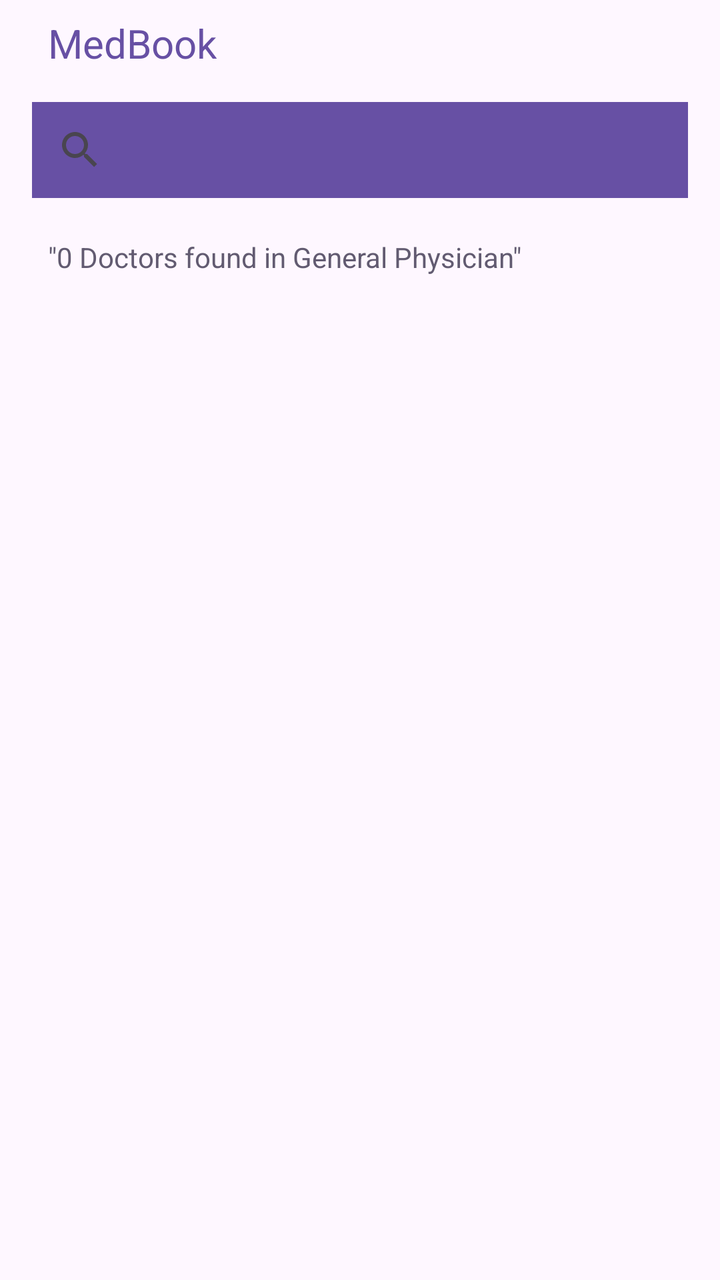
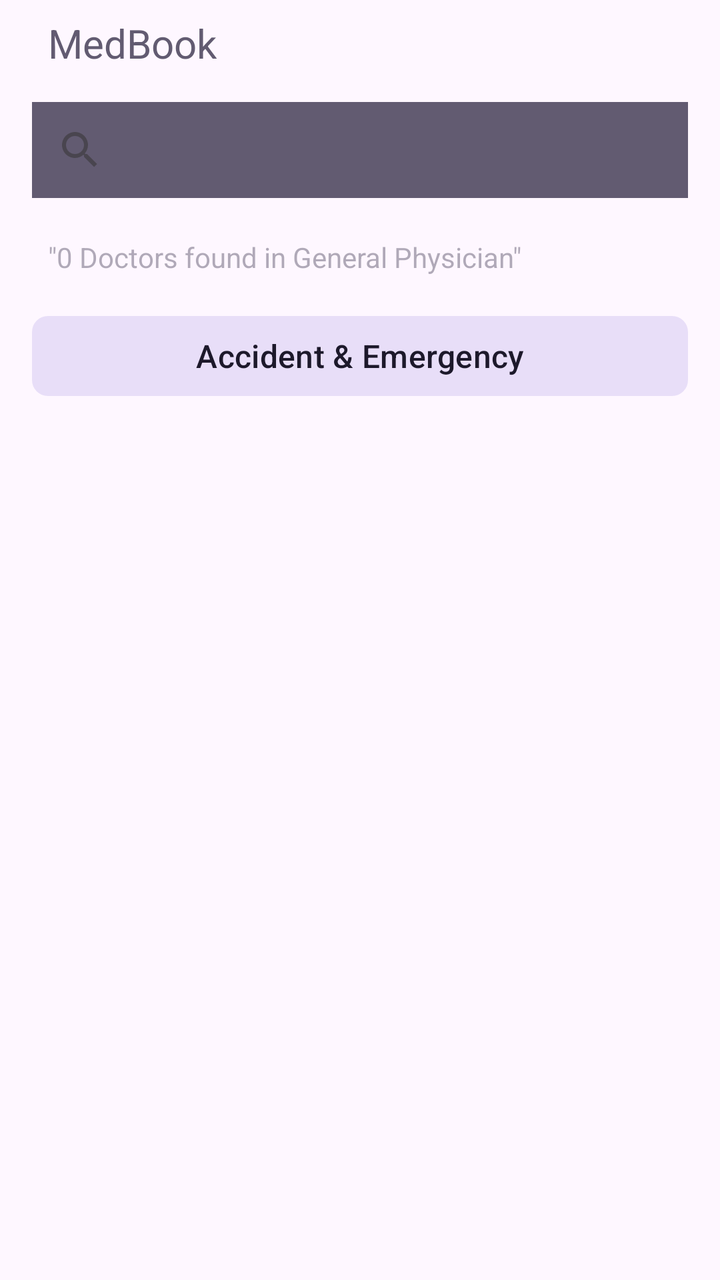

Screens rendered from an Android XML layout before and after an edit, with the pre-edit source and the edit as a unified diff.
<!-- AndroidManifest.xml: application theme AppTheme -->
<!-- res/layout/home.xml -->
<LinearLayout
	xmlns:android="http://schemas.android.com/apk/res/android"
	xmlns:app="http://schemas.android.com/apk/res-auto"
	xmlns:tools="http://schemas.android.com/tools"
	android:layout_width="match_parent"
	android:layout_height="match_parent"
	android:orientation="vertical">
	<LinearLayout
		android:id="@+id/linear_bg_home"
		android:layout_width="match_parent"
		android:layout_height="match_parent"
		android:paddingLeft="16dp"
		android:paddingRight="16dp"
		android:background="?colorSurface"
		android:orientation="vertical">
		<TextView
			android:id="@+id/medbook_logo"
			android:layout_width="wrap_content"
			android:layout_height="wrap_content"
			android:layout_marginBottom="8dp"
			android:padding="8dp"
			android:text="@string/app_name"
			android:textSize="20sp"
			android:textColor="?colorPrimary" />
		<SearchView
			android:id="@+id/search_docs"
			android:layout_width="match_parent"
			android:layout_height="wrap_content"
			android:background="?colorPrimary" />
		<TextView
			android:id="@+id/search_result_subtitle"
			android:layout_width="wrap_content"
			android:layout_height="wrap_content"
			android:layout_marginTop="12dp"
			android:padding="8dp"
			android:text="&quot;0 Doctors found in General Physician&quot;"
			android:textSize="14sp"
			android:textColor="?colorSecondary" />
	</LinearLayout>
</LinearLayout>
<!-- resources referenced by this layout -->
<resources>
  <string name="app_name" translatable="false">MedBook</string>
  <style name="AppTheme" parent="Theme.Material3.DayNight.NoActionBar">
  		<item name="android:statusBarColor">@android:color/transparent</item>
  		<item name="android:navigationBarColor">@android:color/transparent</item>
  		<item name="android:windowLightStatusBar">?attr/isLightTheme</item>
  	</style>
</resources>

<!-- the commit's change to res/layout/home.xml (unified diff, before → after) -->
@@ -21,12 +21,12 @@
 			android:padding="8dp"
 			android:text="@string/app_name"
 			android:textSize="20sp"
-			android:textColor="?colorPrimary" />
+			android:textColor="#625B71" />
 		<SearchView
 			android:id="@+id/search_docs"
 			android:layout_width="match_parent"
 			android:layout_height="wrap_content"
-			android:background="?colorPrimary" />
+			android:background="#625B71" />
 		<TextView
 			android:id="@+id/search_result_subtitle"
 			android:layout_width="wrap_content"
@@ -35,6 +35,30 @@
 			android:padding="8dp"
 			android:text="&quot;0 Doctors found in General Physician&quot;"
 			android:textSize="14sp"
-			android:textColor="?colorSecondary" />
+			android:textColor="#625B71"
+			android:alpha="0.5" />
+		<ScrollView
+			android:id="@+id/vscroll_specialty"
+			android:layout_width="match_parent"
+			android:layout_height="match_parent">
+			<LinearLayout
+				android:id="@+id/linear_specialty"
+				android:layout_width="match_parent"
+				android:layout_height="wrap_content"
+				android:orientation="vertical">
+				<com.google.android.material.button.MaterialButton
+					android:id="@+id/accident_and_emegerency"
+					android:layout_width="match_parent"
+					android:layout_height="wrap_content"
+					android:layout_marginTop="8dp"
+					android:padding="8dp"
+					app:backgroundTint="?colorSecondaryContainer"
+					android:gravity="center_horizontal|center_vertical"
+					android:text="Accident &amp; Emergency"
+					android:textSize="16sp"
+					android:textColor="?colorOnSecondaryContainer"
+					app:cornerRadius="8dp" />
+			</LinearLayout>
+		</ScrollView>
 	</LinearLayout>
 </LinearLayout>
